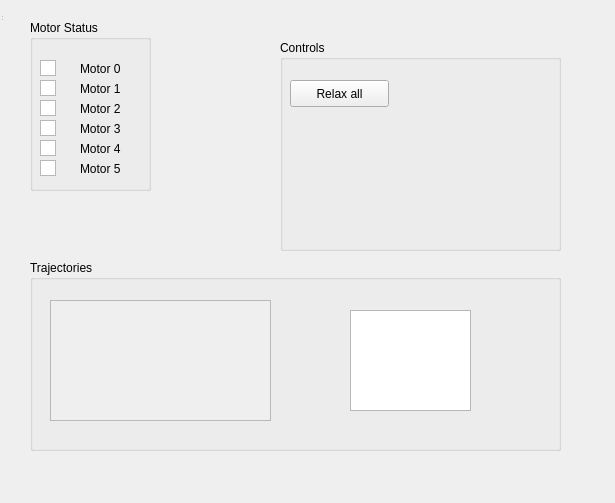
First picture: the form in roboy_trajectories_control/resource/roboy_trajectories_control.ui, repository Roboy/roboy_rqt_plugins, before the edit.
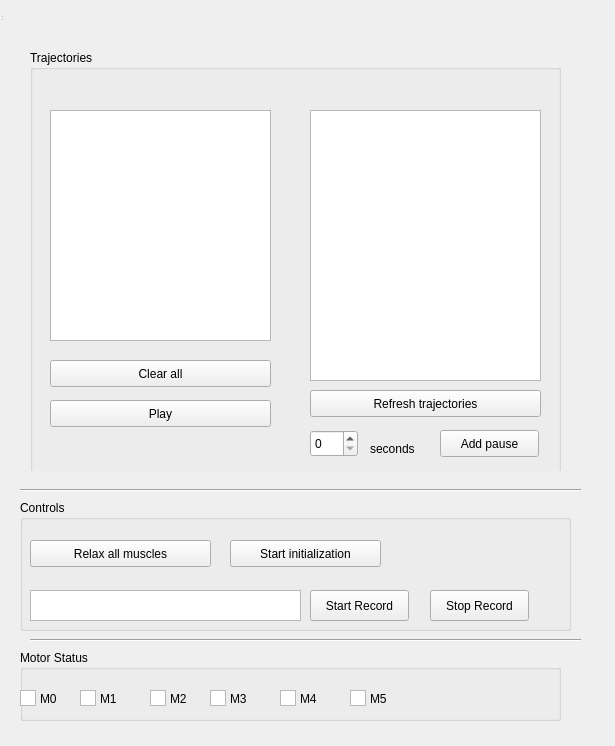
Second picture: the form after the edit.

Patch:
```diff
--- a/roboy_trajectories_control/resource/roboy_trajectories_control.ui
+++ b/roboy_trajectories_control/resource/roboy_trajectories_control.ui
@@ -7,7 +7,7 @@
     <x>0</x>
     <y>0</y>
     <width>615</width>
-    <height>503</height>
+    <height>746</height>
    </rect>
   </property>
   <property name="windowTitle">
@@ -16,19 +16,154 @@
   <widget class="QWidget" name="centralWidget" native="true">
    <property name="geometry">
     <rect>
-     <x>0</x>
-     <y>0</y>
+     <x>10</x>
+     <y>40</y>
      <width>571</width>
-     <height>471</height>
+     <height>431</height>
     </rect>
    </property>
+   <widget class="QGroupBox" name="groupBox_3">
+    <property name="geometry">
+     <rect>
+      <x>20</x>
+      <y>10</y>
+      <width>531</width>
+      <height>431</height>
+     </rect>
+    </property>
+    <property name="title">
+     <string>Trajectories</string>
+    </property>
+    <widget class="QListWidget" name="existingTrajectories">
+     <property name="geometry">
+      <rect>
+       <x>280</x>
+       <y>60</y>
+       <width>231</width>
+       <height>271</height>
+      </rect>
+     </property>
+     <property name="dragDropMode">
+      <enum>QAbstractItemView::NoDragDrop</enum>
+     </property>
+    </widget>
+    <widget class="QListWidget" name="scheduledBehavior">
+     <property name="geometry">
+      <rect>
+       <x>20</x>
+       <y>60</y>
+       <width>221</width>
+       <height>231</height>
+      </rect>
+     </property>
+     <property name="dragDropMode">
+      <enum>QAbstractItemView::NoDragDrop</enum>
+     </property>
+    </widget>
+    <widget class="QPushButton" name="addPause">
+     <property name="geometry">
+      <rect>
+       <x>410</x>
+       <y>380</y>
+       <width>99</width>
+       <height>27</height>
+      </rect>
+     </property>
+     <property name="text">
+      <string>Add pause</string>
+     </property>
+    </widget>
+    <widget class="QSpinBox" name="pauseDuration">
+     <property name="geometry">
+      <rect>
+       <x>280</x>
+       <y>380</y>
+       <width>48</width>
+       <height>27</height>
+      </rect>
+     </property>
+    </widget>
+    <widget class="QLabel" name="label_7">
+     <property name="geometry">
+      <rect>
+       <x>340</x>
+       <y>390</y>
+       <width>67</width>
+       <height>17</height>
+      </rect>
+     </property>
+     <property name="text">
+      <string>seconds</string>
+     </property>
+    </widget>
+    <widget class="QPushButton" name="playBehavior">
+     <property name="geometry">
+      <rect>
+       <x>20</x>
+       <y>350</y>
+       <width>221</width>
+       <height>27</height>
+      </rect>
+     </property>
+     <property name="text">
+      <string>Play</string>
+     </property>
+    </widget>
+    <widget class="QPushButton" name="clearBehavior">
+     <property name="geometry">
+      <rect>
+       <x>20</x>
+       <y>310</y>
+       <width>221</width>
+       <height>27</height>
+      </rect>
+     </property>
+     <property name="text">
+      <string>Clear all</string>
+     </property>
+    </widget>
+    <widget class="QPushButton" name="refreshTrajectories">
+     <property name="geometry">
+      <rect>
+       <x>280</x>
+       <y>340</y>
+       <width>231</width>
+       <height>27</height>
+      </rect>
+     </property>
+     <property name="text">
+      <string>Refresh trajectories</string>
+     </property>
+    </widget>
+   </widget>
+  </widget>
+  <widget class="QToolBar" name="mainToolBar">
+   <property name="geometry">
+    <rect>
+     <x>0</x>
+     <y>0</y>
+     <width>4</width>
+     <height>13</height>
+    </rect>
+   </property>
+  </widget>
+  <widget class="QStatusBar" name="statusBar">
+   <property name="geometry">
+    <rect>
+     <x>0</x>
+     <y>0</y>
+     <width>3</width>
+     <height>22</height>
+    </rect>
+   </property>
+  </widget>
    <widget class="QGroupBox" name="groupBox">
     <property name="geometry">
      <rect>
-      <x>30</x>
-      <y>20</y>
-      <width>121</width>
-      <height>171</height>
+     <x>20</x>
+     <y>650</y>
+     <width>541</width>
+     <height>71</height>
      </rect>
     </property>
     <property name="title">
@@ -37,20 +172,20 @@
     <widget class="QLabel" name="label">
      <property name="geometry">
       <rect>
-       <x>50</x>
+      <x>20</x>
        <y>40</y>
-       <width>67</width>
+      <width>21</width>
        <height>17</height>
       </rect>
      </property>
      <property name="text">
-      <string>Motor 0</string>
+     <string>M0</string>
      </property>
     </widget>
     <widget class="QGraphicsView" name="motorStatus0">
      <property name="geometry">
       <rect>
-       <x>10</x>
+      <x>0</x>
        <y>40</y>
        <width>16</width>
        <height>16</height>
@@ -60,21 +195,21 @@
     <widget class="QLabel" name="label_2">
      <property name="geometry">
       <rect>
-       <x>50</x>
-       <y>60</y>
-       <width>67</width>
+      <x>80</x>
+      <y>40</y>
+      <width>31</width>
        <height>17</height>
       </rect>
      </property>
      <property name="text">
-      <string>Motor 1</string>
+     <string>M1</string>
      </property>
     </widget>
     <widget class="QGraphicsView" name="motorStatus1">
      <property name="geometry">
       <rect>
-       <x>10</x>
-       <y>60</y>
+      <x>60</x>
+      <y>40</y>
        <width>16</width>
        <height>16</height>
       </rect>
@@ -83,8 +218,8 @@
     <widget class="QGraphicsView" name="motorStatus2">
      <property name="geometry">
       <rect>
-       <x>10</x>
-       <y>80</y>
+      <x>130</x>
+      <y>40</y>
        <width>16</width>
        <height>16</height>
       </rect>
@@ -93,34 +228,34 @@
     <widget class="QLabel" name="label_3">
      <property name="geometry">
       <rect>
-       <x>50</x>
-       <y>80</y>
-       <width>67</width>
+      <x>150</x>
+      <y>40</y>
+      <width>31</width>
        <height>17</height>
       </rect>
      </property>
      <property name="text">
-      <string>Motor 2</string>
+     <string>M2</string>
      </property>
     </widget>
     <widget class="QLabel" name="label_4">
      <property name="geometry">
       <rect>
-       <x>50</x>
-       <y>100</y>
-       <width>67</width>
+      <x>210</x>
+      <y>40</y>
+      <width>21</width>
        <height>17</height>
       </rect>
      </property>
      <property name="text">
-      <string>Motor 3</string>
+     <string>M3</string>
      </property>
     </widget>
     <widget class="QGraphicsView" name="motorStatus3">
      <property name="geometry">
       <rect>
-       <x>10</x>
-       <y>100</y>
+      <x>190</x>
+      <y>40</y>
        <width>16</width>
        <height>16</height>
       </rect>
@@ -129,21 +264,21 @@
     <widget class="QLabel" name="label_5">
      <property name="geometry">
       <rect>
-       <x>50</x>
-       <y>120</y>
-       <width>67</width>
+      <x>280</x>
+      <y>40</y>
+      <width>21</width>
        <height>17</height>
       </rect>
      </property>
      <property name="text">
-      <string>Motor 4</string>
+     <string>M4</string>
      </property>
     </widget>
     <widget class="QGraphicsView" name="motorStatus4">
      <property name="geometry">
       <rect>
-       <x>10</x>
-       <y>120</y>
+      <x>260</x>
+      <y>40</y>
        <width>16</width>
        <height>16</height>
       </rect>
@@ -152,21 +287,21 @@
     <widget class="QLabel" name="label_6">
      <property name="geometry">
       <rect>
-       <x>50</x>
-       <y>140</y>
-       <width>67</width>
+      <x>350</x>
+      <y>40</y>
+      <width>21</width>
        <height>17</height>
       </rect>
      </property>
      <property name="text">
-      <string>Motor 5</string>
+     <string>M5</string>
      </property>
     </widget>
     <widget class="QGraphicsView" name="motorStatus5">
      <property name="geometry">
       <rect>
-       <x>10</x>
-       <y>140</y>
+      <x>330</x>
+      <y>40</y>
        <width>16</width>
        <height>16</height>
       </rect>
@@ -176,10 +311,10 @@
    <widget class="QGroupBox" name="groupBox_2">
     <property name="geometry">
      <rect>
-      <x>280</x>
-      <y>40</y>
-      <width>281</width>
-      <height>211</height>
+     <x>20</x>
+     <y>500</y>
+     <width>551</width>
+     <height>131</height>
      </rect>
     </property>
     <property name="title">
@@ -190,80 +325,95 @@
       <rect>
        <x>10</x>
        <y>40</y>
-       <width>99</width>
+      <width>181</width>
        <height>27</height>
       </rect>
      </property>
      <property name="text">
-      <string>Relax all</string>
-     </property>
-    </widget>
+     <string>Relax all muscles</string>
+    </property>
+   </widget>
+   <widget class="QPushButton" name="startInit">
+    <property name="geometry">
+     <rect>
+      <x>210</x>
+      <y>40</y>
+      <width>151</width>
+      <height>27</height>
+     </rect>
+    </property>
+    <property name="text">
+     <string>Start initialization</string>
+    </property>
    </widget>
-   <widget class="QGroupBox" name="groupBox_3">
+   <widget class="QTextEdit" name="newTrajectoryName">
+    <property name="geometry">
+     <rect>
+      <x>10</x>
+      <y>90</y>
+      <width>271</width>
+      <height>31</height>
+     </rect>
+    </property>
+    <property name="html">
+     <string>&lt;!DOCTYPE HTML PUBLIC &quot;-//W3C//DTD HTML 4.0//EN&quot; &quot;http://www.w3.org/TR/REC-html40/strict.dtd&quot;&gt;
+&lt;html&gt;&lt;head&gt;&lt;meta name=&quot;qrichtext&quot; content=&quot;1&quot; /&gt;&lt;style type=&quot;text/css&quot;&gt;
+p, li { white-space: pre-wrap; }
+&lt;/style&gt;&lt;/head&gt;&lt;body style=&quot; font-family:'Ubuntu'; font-size:11pt; font-weight:400; font-style:normal;&quot;&gt;
+&lt;p style=&quot;-qt-paragraph-type:empty; margin-top:0px; margin-bottom:0px; margin-left:0px; margin-right:0px; -qt-block-indent:0; text-indent:0px;&quot;&gt;&lt;br /&gt;&lt;/p&gt;&lt;/body&gt;&lt;/html&gt;</string>
+    </property>
+   </widget>
+   <widget class="QPushButton" name="startRecord">
+    <property name="geometry">
+     <rect>
+      <x>290</x>
+      <y>90</y>
+      <width>99</width>
+      <height>31</height>
+     </rect>
+    </property>
+    <property name="text">
+     <string>Start Record</string>
+    </property>
+   </widget>
+   <widget class="QPushButton" name="stopRecord">
+    <property name="geometry">
+     <rect>
+      <x>410</x>
+      <y>90</y>
+      <width>99</width>
+      <height>31</height>
+     </rect>
+    </property>
+    <property name="text">
+     <string>Stop Record</string>
+    </property>
+   </widget>
+  </widget>
+  <widget class="Line" name="line">
     <property name="geometry">
      <rect>
       <x>30</x>
-      <y>260</y>
-      <width>531</width>
-      <height>191</height>
-     </rect>
-    </property>
-    <property name="title">
-     <string>Trajectories</string>
-    </property>
-    <widget class="QListWidget" name="existingTrajectories">
-     <property name="geometry">
-      <rect>
-       <x>320</x>
-       <y>50</y>
-       <width>121</width>
-       <height>101</height>
-      </rect>
-     </property>
-    </widget>
-    <widget class="QScrollArea" name="scheduledBehavior">
+     <y>630</y>
+     <width>551</width>
+     <height>20</height>
+    </rect>
+   </property>
+   <property name="orientation">
+    <enum>Qt::Horizontal</enum>
+   </property>
+  </widget>
+  <widget class="Line" name="line_2">
      <property name="geometry">
       <rect>
        <x>20</x>
-       <y>40</y>
-       <width>221</width>
-       <height>121</height>
-      </rect>
-     </property>
-     <property name="widgetResizable">
-      <bool>true</bool>
-     </property>
-     <widget class="QWidget" name="scrollAreaWidgetContents">
-      <property name="geometry">
-       <rect>
-        <x>0</x>
-        <y>0</y>
-        <width>219</width>
-        <height>119</height>
-       </rect>
-      </property>
-     </widget>
-    </widget>
-   </widget>
-  </widget>
-  <widget class="QToolBar" name="mainToolBar">
-   <property name="geometry">
-    <rect>
-     <x>0</x>
-     <y>0</y>
-     <width>4</width>
-     <height>13</height>
-    </rect>
-   </property>
-  </widget>
-  <widget class="QStatusBar" name="statusBar">
-   <property name="geometry">
-    <rect>
-     <x>0</x>
-     <y>0</y>
-     <width>3</width>
-     <height>22</height>
-    </rect>
+     <y>480</y>
+     <width>561</width>
+     <height>20</height>
+    </rect>
+   </property>
+   <property name="orientation">
+    <enum>Qt::Horizontal</enum>
    </property>
   </widget>
  </widget>
```
Left out of the diff: 2 changed lines with no effect on the pictures. Lines whose indentation alone changed are shown as unchanged.
